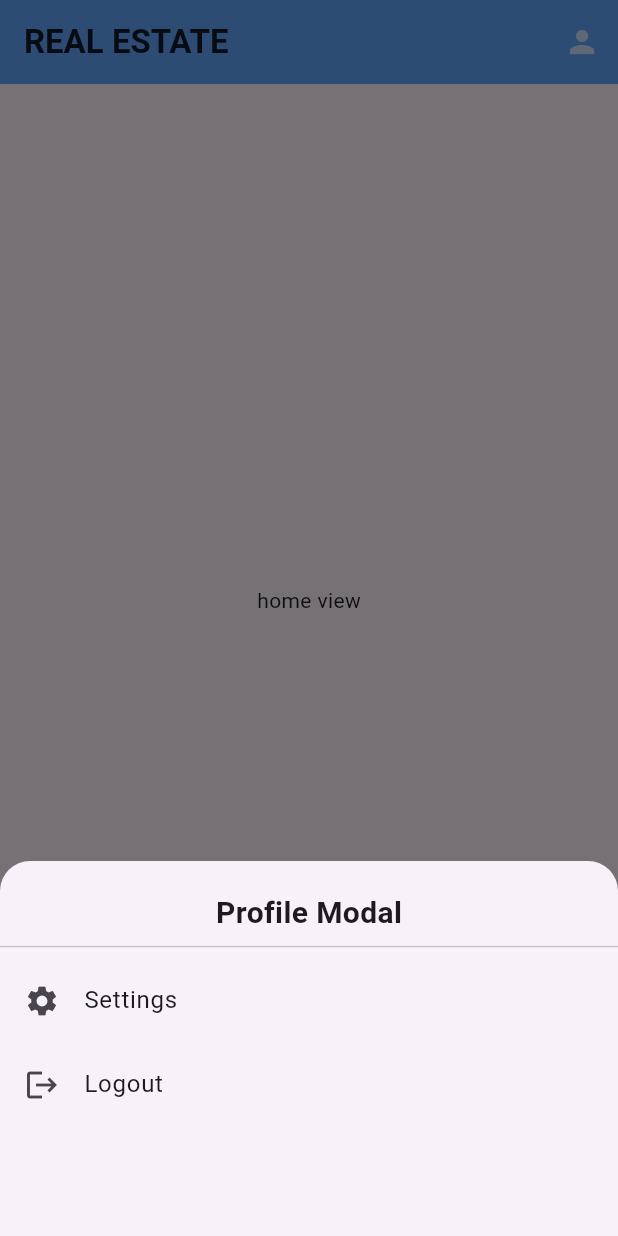
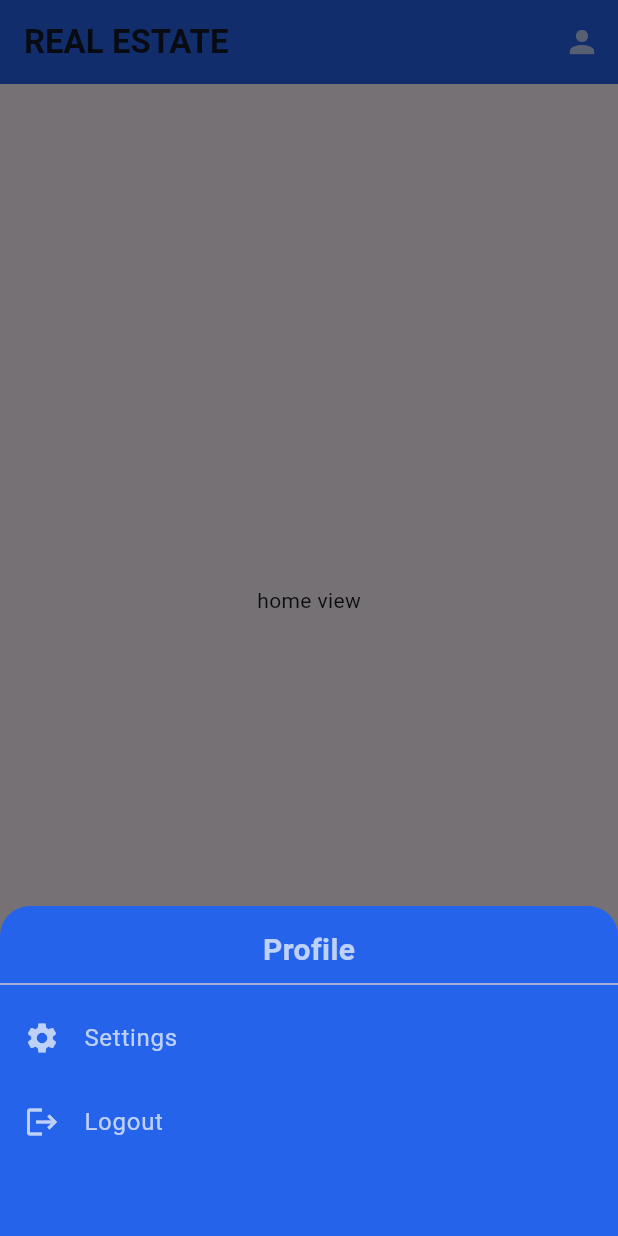
Before and after one commit to MhamdiSaber2004/RealStateApp, a Flutter app: the screen it shows after launch, after a tap on the "person" icon, on a phone screen of 412 x 824 dp. Run offline on Flutter 3.47's test engine with Material 3 defaults, Android fonts, the light colour scheme and no system bars; our stand-ins replace gap.

Commit message:
set up pages and navigation done

```diff
--- a/flutterfront/lib/core/constants/app_colors.dart
+++ b/flutterfront/lib/core/constants/app_colors.dart
@@ -6,4 +6,5 @@ class AppColors {
   static const Color background = Color(0xFFF9FAFB); // Light Gray Background
   static const Color text = Color(0xFF111827); // Dark Text
   static const Color accent = Color(0xFF60A5FA); // Soft Accent Blue
+  static const Color icon = Colors.white70 ; //icons color
 }
--- a/flutterfront/lib/features/home/views/home_view.dart
+++ b/flutterfront/lib/features/home/views/home_view.dart
@@ -1,8 +1,13 @@
 import 'package:flutter/material.dart';
 
-class HomeView extends StatelessWidget {
+class HomeView extends StatefulWidget {
   const HomeView ({super.key});
 
+  @override
+  State<HomeView> createState() => _HomeViewState();
+}
+
+class _HomeViewState extends State<HomeView> {
   @override
   Widget build(BuildContext context) {
     return Scaffold(
--- a/flutterfront/lib/router.dart
+++ b/flutterfront/lib/router.dart
@@ -1,9 +1,13 @@
 import 'package:flutter/material.dart';
 import 'package:flutterfront/core/constants/app_colors.dart';
 import 'package:flutterfront/features/agents/views/list_agents_view.dart';
+import 'package:flutterfront/features/auth/views/login_view.dart';
+import 'package:flutterfront/features/auth/views/profil_view.dart';
+import 'package:flutterfront/features/auth/views/registre_view.dart';
+import 'package:flutterfront/features/chats/views/list_chat_view.dart';
+import 'package:flutterfront/features/favorit/views/list_favorit_view.dart';
 import 'package:flutterfront/features/home/views/home_view.dart';
-
-// Import your pages
+import 'package:flutterfront/features/propertys/views/list_property_view.dart';
 
 class RouterPage extends StatefulWidget {
   const RouterPage({super.key});
@@ -15,15 +19,162 @@ class RouterPage extends StatefulWidget {
 class _RouterPageState extends State<RouterPage> {
   // Current page index
   int _currentIndex = 0;
+  bool isLogin = true;
 
-  // List of pages
   final List<Widget> _pages = [
     const HomeView(),
-    const ListAgentsView(),
-    const HomeView(),
-    const HomeView(),
-    const HomeView(),
+    const ListAgentsPage(),
+    const ListPropertyPage(),
+    const ListChatPage(),
+    const ListFavoritPage(),
+    const ProfilePage(),
   ];
+
+  // --- Function to show Auth Modal (Login / Signup) ---
+  void _showAuthModal() {
+    showModalBottomSheet(
+      context: context,
+      backgroundColor: AppColors.secondary,
+      shape: const RoundedRectangleBorder(
+        borderRadius: BorderRadius.vertical(top: Radius.circular(20)),
+      ),
+      builder: (context) {
+        return SizedBox(
+          height: 220,
+          child: Column(
+            children: [
+              const SizedBox(height: 15),
+              const Text(
+                "Welcome",
+                style: TextStyle(
+                  fontSize: 20,
+                  fontWeight: FontWeight.bold,
+                  color: AppColors.icon,
+                ),
+              ),
+              const Divider(),
+              ListTile(
+                leading: const Icon(Icons.login, color: AppColors.icon),
+                title: const Text(
+                  "Login",
+                  style: TextStyle(color: AppColors.icon),
+                ),
+                onTap: () {
+                  setState(() {
+                    Navigator.pop(context); // إغلاق الـ Modal
+                    Navigator.push(
+                      context,
+                      MaterialPageRoute(builder: (_) => const AuthPage()),
+                    );
+                  });
+                },
+              ),
+              ListTile(
+                leading: const Icon(
+                  Icons.app_registration,
+                  color: AppColors.icon,
+                ),
+                title: const Text(
+                  "Sign up",
+                  style: TextStyle(color: AppColors.icon),
+                ),
+                onTap: () {
+                  setState(() {
+                    Navigator.pop(context); // إغلاق الـ Modal
+                    Navigator.push(
+                      context,
+                      MaterialPageRoute(builder: (_) => const Registrer()),
+                    );
+                  });
+                },
+              ),
+            ],
+          ),
+        );
+      },
+    );
+  }
+
+  // --- Function to show Profile Modal (Settings / Logout) ---
+  void _showProfileModal() {
+    showModalBottomSheet(
+      context: context,
+      backgroundColor: AppColors.secondary,
+      shape: const RoundedRectangleBorder(
+        borderRadius: BorderRadius.vertical(top: Radius.circular(20)),
+      ),
+      builder: (context) {
+        return SizedBox(
+          height: 220,
+          child: Column(
+            children: [
+              const SizedBox(height: 15),
+              const Text(
+                "Profile",
+                style: TextStyle(
+                  fontSize: 20,
+                  fontWeight: FontWeight.bold,
+                  color: AppColors.icon,
+                ),
+              ),
+              const Divider(),
+              ListTile(
+                leading: const Icon(Icons.settings, color: AppColors.icon),
+                title: const Text(
+                  "Settings",
+                  style: TextStyle(color: AppColors.icon),
+                ),
+                onTap: () {
+                  setState(() {
+                    Navigator.pop(context); // إغلاق الـ Modal
+                    Navigator.push(
+                      context,
+                      MaterialPageRoute(builder: (_) => const ProfilePage()),
+                    );
+                  });
+                },
+              ),
+              ListTile(
+                leading: const Icon(Icons.logout, color: AppColors.icon),
+                title: const Text(
+                  "Logout",
+                  style: TextStyle(color: AppColors.icon),
+                ),
+                onTap: () {
+                  Navigator.pop(context);
+                  setState(() {
+                    isLogin = false;
+                  });
+                },
+              ),
+            ],
+          ),
+        );
+      },
+    );
+  }
+
+  // --- Handle when user taps a bottom nav item ---
+  void _onTabSelected(int index) {
+    // If user is not logged in and taps restricted pages
+    if (!isLogin && (index == 3 || index == 4)) {
+      _showAuthModal();
+      return;
+    }
+
+    setState(() {
+      _currentIndex = index;
+    });
+  }
+
+  // --- Handle Profile icon tap ---
+  void _onProfileTap() {
+    if (isLogin) {
+      _showProfileModal();
+    } else {
+      _showAuthModal();
+    }
+  }
 
   @override
   Widget build(BuildContext context) {
@@ -33,50 +184,16 @@ class _RouterPageState extends State<RouterPage> {
           "REAL ESTATE",
           style: TextStyle(fontWeight: FontWeight.bold, color: AppColors.text),
         ),
-        backgroundColor: AppColors.accent,
+        backgroundColor: AppColors.secondary,
         actions: [
           IconButton(
             icon: const Icon(Icons.person, color: Colors.white70),
-            onPressed: () {
-              // Open modal
-              showModalBottomSheet(
-                context: context,
-                shape: const RoundedRectangleBorder(
-                  borderRadius: BorderRadius.vertical(top: Radius.circular(20)),
-                ),
-                builder: (context) {
-                  return SizedBox(
-                    height: 250,
-                    child: Column(
-                      children: const [
-                        SizedBox(height: 20),
-                        Text(
-                          "Profile Modal",
-                          style: TextStyle(
-                            fontSize: 20,
-                            fontWeight: FontWeight.bold,
-                          ),
-                        ),
-                        Divider(),
-                        ListTile(
-                          leading: Icon(Icons.settings),
-                          title: Text("Settings"),
-                        ),
-                        ListTile(
-                          leading: Icon(Icons.logout),
-                          title: Text("Logout"),
-                        ),
-                      ],
-                    ),
-                  );
-                },
-              );
-            },
+            onPressed: _onProfileTap,
           ),
         ],
       ),
 
-      body: _pages[_currentIndex], // Display selected page
+      body: _pages[_currentIndex],
 
       bottomNavigationBar: SafeArea(
         child: Padding(
@@ -92,12 +209,8 @@ class _RouterPageState extends State<RouterPage> {
                 height: 60,
                 child: BottomNavigationBar(
                   currentIndex: _currentIndex,
-                  onTap: (index) {
-                    setState(() {
-                      _currentIndex = index;
-                    });
-                  },
-                  backgroundColor: AppColors.accent,
+                  onTap: _onTabSelected,
+                  backgroundColor: AppColors.secondary,
                   selectedItemColor: AppColors.text,
                   unselectedItemColor: Colors.white70,
                   showUnselectedLabels: true,
@@ -113,15 +226,15 @@ class _RouterPageState extends State<RouterPage> {
                     ),
                     BottomNavigationBarItem(
                       icon: Icon(Icons.location_city),
-                      label: 'propertys',
+                      label: 'Properties',
                     ),
                     BottomNavigationBarItem(
                       icon: Icon(Icons.chat_bubble),
-                      label: 'chats',
+                      label: 'Chats',
                     ),
                     BottomNavigationBarItem(
                       icon: Icon(Icons.favorite),
-                      label: 'saved',
+                      label: 'Saved',
                     ),
                   ],
                 ),
```
Also changed, not shown: flutterfront/lib/features/agents/views/list_agents_view.dart (+7 -2 lines), flutterfront/lib/features/auth/views/login_view.dart (+18 -0 lines), flutterfront/lib/features/auth/views/profil_view.dart (+16 -0 lines), flutterfront/lib/features/auth/views/registre_view.dart (+16 -0 lines), flutterfront/lib/features/chats/views/consolt_chat_view.dart (+15 -0 lines), flutterfront/lib/features/chats/views/list_chat_view.dart (+15 -0 lines), flutterfront/lib/features/favorit/views/list_favorit_view.dart (+15 -0 lines), flutterfront/lib/features/favorit/views/list_review.dart (+15 -0 lines), flutterfront/lib/features/propertys/views/consolter_property_view.dart (+15 -0 lines), flutterfront/lib/features/propertys/views/list_property_view.dart (+15 -0 lines), flutterfront/lib/shared/appbar_widget.dart (added, +33 -0 lines).
